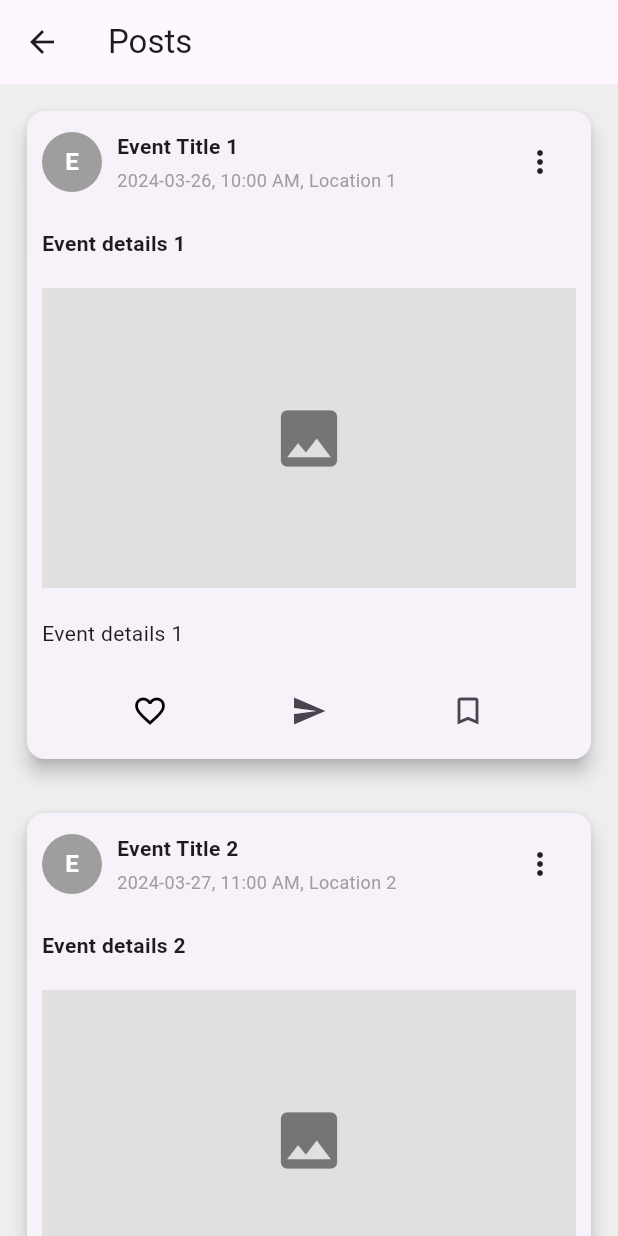
After one commit to Akshay-C-A/EduNetDemo, a Flutter app: the EventPage screen opened directly, on a phone screen of 412 x 824 dp. The commit adds this screen. Run offline on Flutter 3.47's test engine with Material 3 defaults, Android fonts, the phone set to English and light mode, and no system bars; our stand-ins replace cloud_firestore, firebase_auth, firebase_core, firebase_storage, flutter_spinkit, image_gallery_saver and 3 more; missing offline and left inert: firebase_app_check; accounts and stored records are empty; network calls fail; key blocks and very long unbroken strings in the code were emptied for the run.

Commit message:
Added event files

```diff
--- a/edunetdemo/lib/common_pages/event_page.dart
+++ b/edunetdemo/lib/common_pages/event_page.dart
@@ -1,15 +1,86 @@
 import 'package:flutter/material.dart';
+import 'package:edunetdemo/event/eventpostcard.dart';
+ // Updated import
 
 class EventPage extends StatefulWidget {
-  const EventPage({super.key});
+  const EventPage({Key? key}) : super(key: key);
 
   @override
-  State<EventPage> createState() => _EventPageState();
+  State<EventPage> createState() => PostCardListState();
 }
 
-class _EventPageState extends State<EventPage> {
+class PostCardListState extends State<EventPage> {
+  List<EventPostCard> events = [
+    EventPostCard(
+      location: 'Location 1',
+      time: '10:00 AM',
+      date: '2024-03-26',
+      photo: 'assets/image1.jpg',
+      details: 'Event details 1',
+      title: 'Event Title 1',
+    ),
+    EventPostCard(
+      location: 'Location 2',
+      time: '11:00 AM',
+      date: '2024-03-27',
+      photo: 'assets/image2.jpg',
+      details: 'Event details 2',
+      title: 'Event Title 2',
+    ),
+    EventPostCard(
+      location: 'Location 3',
+      time: '12:00 PM',
+      date: '2024-03-28',
+      photo: 'assets/image3.jpg',
+      details: 'Event details 3',
+      title: 'Event Title 3',
+    ),
+    EventPostCard(
+      location: 'Location 4',
+      time: '01:00 PM',
+      date: '2024-03-29',
+      photo: 'assets/image4.jpg',
+      details: 'Event details 4',
+      title: 'Event Title 4',
+    ),
+    EventPostCard(
+      location: 'Location 5',
+      time: '02:00 PM',
+      date: '2024-03-30',
+      photo: 'assets/image5.jpg',
+      details: 'Event details 5',
+      title: 'Event Title 5',
+    ),
+  ];
+
   @override
   Widget build(BuildContext context) {
-    return Text('Event Page');
+    return Scaffold(
+      appBar: AppBar(
+        title: Text('Posts'),
+      ),
+      backgroundColor: Colors.grey[200],
+      // appBar: AppBar(
+      //   title: Text('Awesome Quotes'),
+      //   centerTitle: true,
+      //   backgroundColor: Colors.redAccent,
+      // ),
+      body: ListView.builder(
+        itemCount: events.length,
+        itemBuilder: (context, index) {
+          return Padding(
+            padding: const EdgeInsets.all(8.0),
+            child: EventPostCard(
+              location: events[index].location,
+              time: events[index].time,
+              date: events[index].date,
+              photo: events[index].photo,
+              details: events[index].details,
+              title: events[index].title,
+            ),
+          );
+        },
+      ),
+    );
   }
 }
--- /dev/null
+++ b/edunetdemo/lib/event/eventpostcard.dart
@@ -0,0 +1,156 @@
+import 'package:flutter/material.dart';
+
+class EventPostCard extends StatefulWidget {
+  final String location;
+  final String time;
+  final String date;
+  final String photo;
+  final String details;
+  final String title;
+
+  EventPostCard({
+    required this.location,
+    required this.time,
+    required this.date,
+    required this.photo,
+    required this.details,
+    required this.title,
+  });
+
+  @override
+  State<EventPostCard> createState() => _PostCardState();
+}
+
+class _PostCardState extends State<EventPostCard> {
+  bool isLoved = false;
+
+  @override
+  Widget build(BuildContext context) {
+    return Card(
+      margin: EdgeInsets.all(10.0),
+      elevation: 5.0,
+      child: Column(
+        crossAxisAlignment: CrossAxisAlignment.stretch,
+        children: [
+          Padding(
+            padding: EdgeInsets.all(10.0),
+            child: Row(
+              mainAxisAlignment: MainAxisAlignment.spaceBetween,
+              children: [
+                Row(
+                  children: [
+                    CircleAvatar(
+                      radius: 20,
+                      backgroundColor: Colors.grey, // Placeholder color
+                      child: Text(
+                        widget.title[0].toUpperCase(),
+                        style: TextStyle(
+                          fontWeight: FontWeight.bold,
+                          fontSize: 16,
+                          color: Colors.white,
+                        ),
+                      ),
+                    ),
+                    SizedBox(width: 10),
+                    Column(
+                      crossAxisAlignment: CrossAxisAlignment.start,
+                      children: [
+                        Text(
+                          widget.title,
+                          style: TextStyle(fontWeight: FontWeight.bold),
+                        ),
+                        SizedBox(height: 4),
+                        Text(
+                          '${widget.date}, ${widget.time}, ${widget.location}',
+                          style: TextStyle(fontSize: 12, color: Colors.grey),
+                        ),
+                      ],
+                    ),
+                  ],
+                ),
+                PopupMenuButton(
+                  itemBuilder: (_) => [
+                    PopupMenuItem(
+                      child: Text('Option 1'),
+                      value: 'option1',
+                    ),
+                    PopupMenuItem(
+                      child: Text('Option 2'),
+                      value: 'option2',
+                    ),
+                    PopupMenuItem(
+                      child: Text('Option 3'),
+                      value: 'option3',
+                    ),
+                  ],
+                ),
+              ],
+            ),
+          ),
+          Padding(
+            padding: EdgeInsets.all(10.0),
+            child: Text(
+              widget.details,
+              style: TextStyle(fontWeight: FontWeight.bold),
+            ),
+          ),
+          Padding(
+            padding: EdgeInsets.all(10.0),
+            child: Container(
+              height: 200,
+              color: Colors.grey[300],
+              child: Center(
+                child: Icon(
+                  Icons.image,
+                  size: 50,
+                  color: Colors.grey[600],
+                ),
+              ),
+            ),
+          ),
+          Padding(
+            padding: EdgeInsets.all(10.0),
+            child: Text(widget.details),
+          ),
+          ButtonBar(
+            alignment: MainAxisAlignment.spaceEvenly,
+            children: [
+              IconButton(
+                onPressed: () {
+                  setState(() {
+                    isLoved = !isLoved;
+                  });
+                },
+                icon: Stack(
+                  children: [
+                    Icon(
+                      Icons.favorite_border,
+                      color: isLoved ? Colors.red : Colors.black,
+                    ),
+                    Positioned.fill(
+                      child: Align(
+                        alignment: Alignment.center,
+                        child: Icon(
+                          Icons.favorite,
+                          color: isLoved ? Colors.red : Colors.transparent,
+                        ),
+                      ),
+                    ),
+                  ],
+                ),
+              ),
+              IconButton(
+                icon: Icon(Icons.send),
+                onPressed: () {},
+              ),
+              IconButton(
+                icon: Icon(Icons.bookmark_border),
+                onPressed: () {},
+              ),
+            ],
+          ),
+        ],
+      ),
+    );
+  }
+}
```
Also changed, not shown: edunetdemo/lib/event/event_dashboard.dart (added, +70 -0 lines), edunetdemo/lib/event/event_newpost.dart (added, +223 -0 lines), edunetdemo/lib/event/notification.dart (added, +15 -0 lines).
